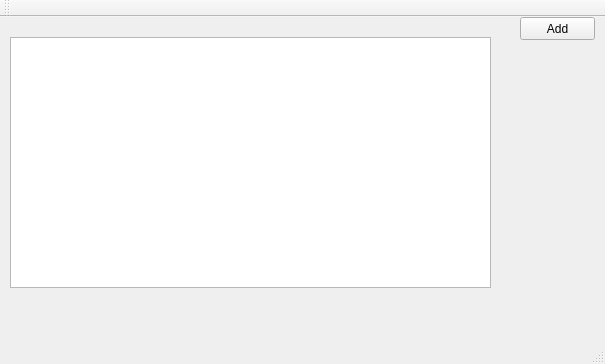
First picture: the form in mainwindow.ui, repository taskmanager11/task1, before the edit.
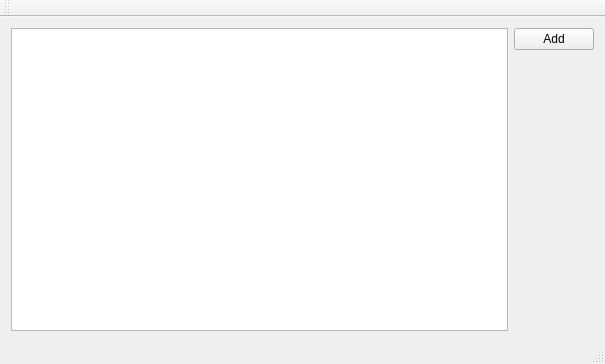
Second picture: the form after the edit.

What changed in the file:
```diff
--- a/mainwindow.ui
+++ b/mainwindow.ui
@@ -14,29 +14,35 @@
    <string>MainWindow</string>
   </property>
   <widget class="QWidget" name="centralWidget">
+   <layout class="QHBoxLayout" name="horizontalLayout">
+    <item>
+     <widget class="QTableView" name="tableView"/>
+    </item>
+    <item>
+     <layout class="QVBoxLayout" name="verticalLayout">
+      <item>
    <widget class="QPushButton" name="pushButton">
-    <property name="geometry">
-     <rect>
-      <x>520</x>
-      <y>0</y>
-      <width>75</width>
-      <height>23</height>
-     </rect>
-    </property>
     <property name="text">
      <string>Add</string>
     </property>
    </widget>
-   <widget class="QTableView" name="tableView">
-    <property name="geometry">
-     <rect>
-      <x>10</x>
-      <y>20</y>
-      <width>481</width>
-      <height>251</height>
-     </rect>
-    </property>
-   </widget>
+      </item>
+      <item>
+       <spacer name="verticalSpacer">
+        <property name="orientation">
+         <enum>Qt::Vertical</enum>
+        </property>
+        <property name="sizeHint" stdset="0">
+         <size>
+          <width>20</width>
+          <height>40</height>
+         </size>
+        </property>
+       </spacer>
+      </item>
+     </layout>
+    </item>
+   </layout>
   </widget>
   <widget class="QMenuBar" name="menuBar">
    <property name="geometry">
```
Lines whose indentation alone changed are shown as unchanged.
